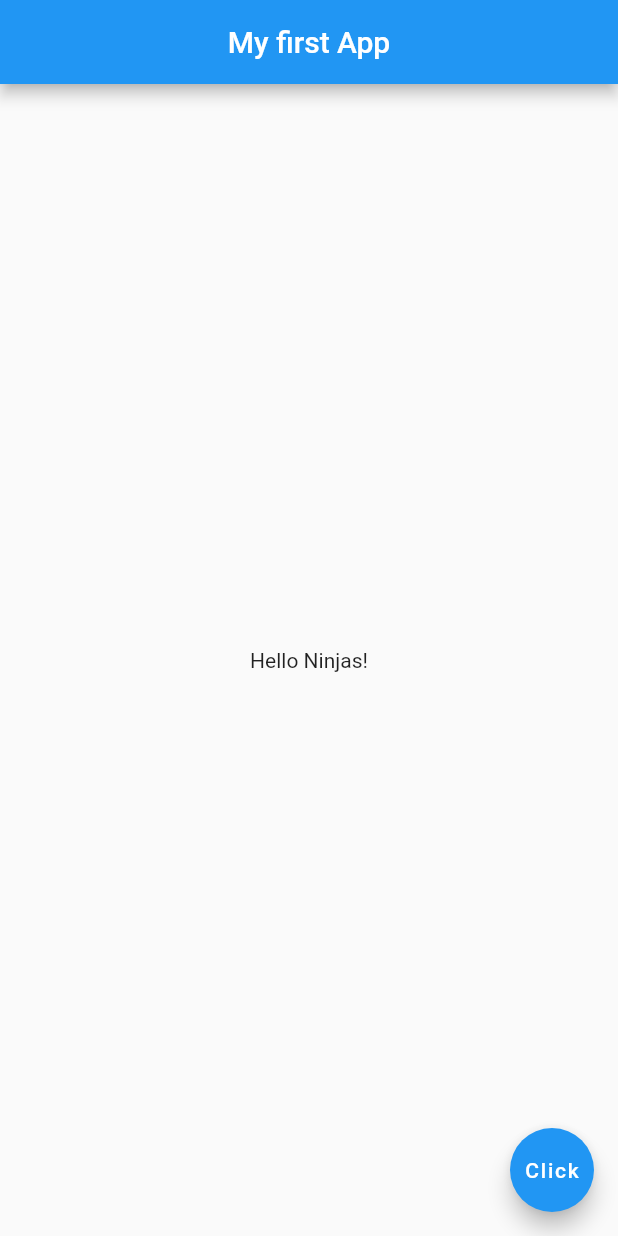
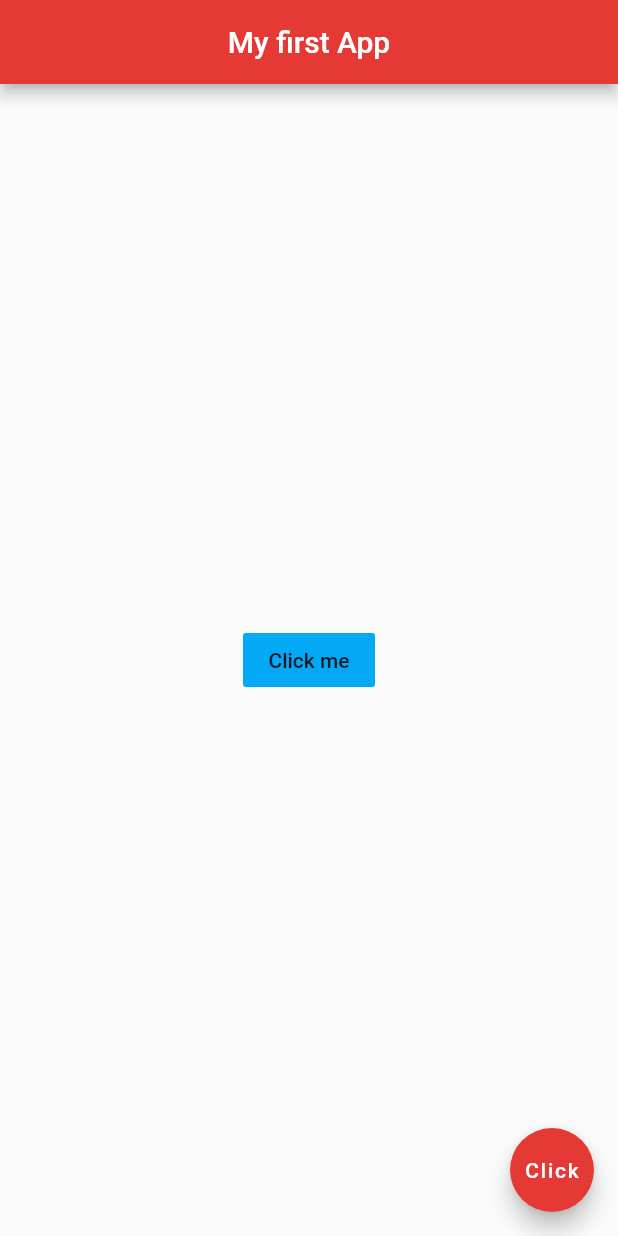
Before and after one commit to thanzeelhassan/myapp, a Flutter app: the screen it shows after launch, on a phone screen of 412 x 824 dp. Run offline on Flutter 3.47's test engine with Material 2 defaults, Android fonts, the phone set to English and light mode, and no system bars.

Commit message:
video 8 completed

```diff
--- a/lib/main.dart
+++ b/lib/main.dart
@@ -1,16 +1,32 @@
 import 'package:flutter/material.dart';
 
 void main()  => runApp(MaterialApp(
-  home: Scaffold(
+  home: Home()
+));
+
+class Home extends StatelessWidget {
+  @override
+  Widget build(BuildContext context) {
+    return Scaffold(
       appBar: AppBar(
         title: Text('My first App'),
         centerTitle: true,
+        backgroundColor: Colors.red[600],
       ),
       body: Center(
-      child: Text('Hello Ninjas!'),
+        child: FlatButton(
+          onPressed: () {
+            print('you clicked me');
+          },
+          child: Text('Click me'),
+          color: Colors.lightBlue,
+        ),
       ),
       floatingActionButton: FloatingActionButton(
+        onPressed: () {  },
         child: Text('Click'),
+        backgroundColor: Colors.red[600],
       ),
-  ),
-));
+    );
+  }
+}
```
Also changed, not shown: pubspec.yaml (+6 -14 lines), assets/naruto.png (added), fonts/IndieFlower-Regular.ttf (added), 2 other files. Lines whose indentation alone changed are shown as unchanged.
